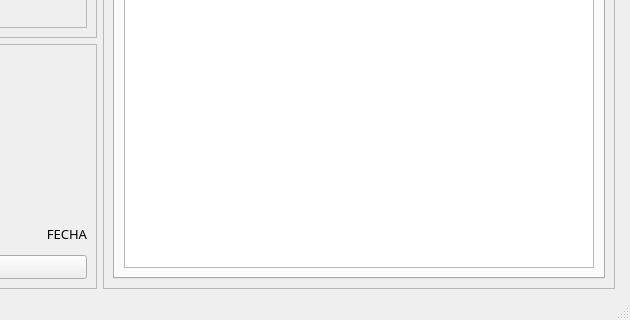
Qt form mainwindow.ui (fer-hnndz/inventario-copeco) before a commit; both pictures show x 425 to 1055 and y 366 to 686 of the 1055 by 686 pixel window.
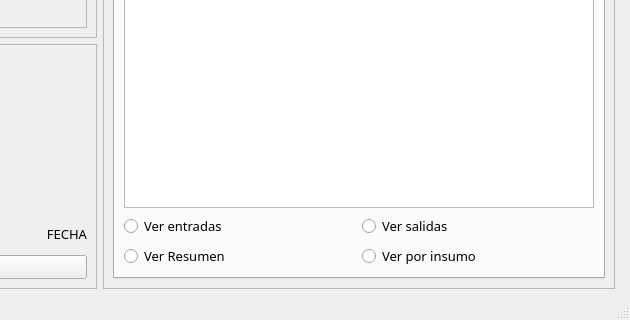
The same form after that commit. The open tabs and pages were chosen to show the change.

What changed in the file:
```diff
--- a/mainwindow.ui
+++ b/mainwindow.ui
@@ -34,9 +34,61 @@
            <string>INVENTARIO</string>
           </attribute>
           <layout class="QGridLayout" name="gridLayout_7">
-           <item row="0" column="0">
+           <item row="0" column="0" colspan="2">
             <widget class="QTableWidget" name="tableWidget"/>
            </item>
+           <item row="1" column="0">
+            <widget class="QRadioButton" name="rb_verEntradas">
+             <property name="font">
+              <font>
+               <family>MS Reference Sans Serif</family>
+               <pointsize>10</pointsize>
+              </font>
+             </property>
+             <property name="text">
+              <string>Ver entradas</string>
+             </property>
+            </widget>
+           </item>
+           <item row="1" column="1">
+            <widget class="QRadioButton" name="rb_verSalidas">
+             <property name="font">
+              <font>
+               <family>MS Reference Sans Serif</family>
+               <pointsize>10</pointsize>
+              </font>
+             </property>
+             <property name="text">
+              <string>Ver salidas</string>
+             </property>
+            </widget>
+           </item>
+           <item row="2" column="0">
+            <widget class="QRadioButton" name="rb_verResumen">
+             <property name="font">
+              <font>
+               <family>MS Reference Sans Serif</family>
+               <pointsize>10</pointsize>
+              </font>
+             </property>
+             <property name="text">
+              <string>Ver Resumen</string>
+             </property>
+            </widget>
+           </item>
+           <item row="2" column="1">
+            <widget class="QRadioButton" name="rb_verInsumo">
+             <property name="font">
+              <font>
+               <family>MS Reference Sans Serif</family>
+               <pointsize>10</pointsize>
+              </font>
+             </property>
+             <property name="text">
+              <string>Ver por insumo</string>
+             </property>
+            </widget>
+           </item>
           </layout>
          </widget>
          <widget class="QWidget" name="tab_salidas">
```
Left out of the diff: 163 changed lines with no effect on the pictures.
